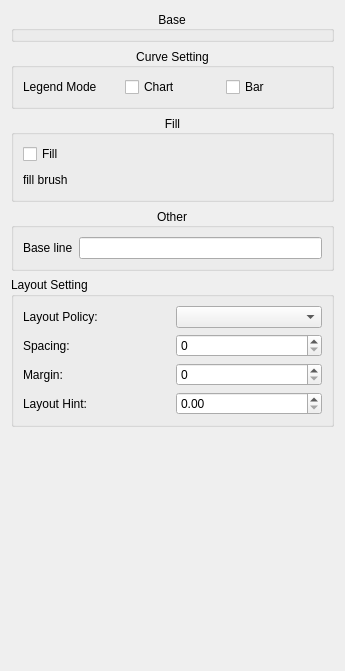
Qt form src/DAGui/ChartSetting/DAChartBarItemSettingWidget.ui (czyt1988/data-workbench) before a commit.
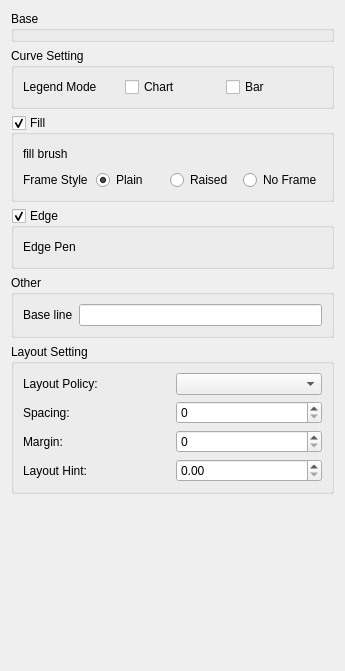
The same form after that commit. Custom widgets are drawn as their Qt base class.

What changed in the file:
```diff
--- a/src/DAGui/ChartSetting/DAChartBarItemSettingWidget.ui
+++ b/src/DAGui/ChartSetting/DAChartBarItemSettingWidget.ui
@@ -25,9 +25,6 @@
      <property name="title">
       <string>Base</string>
      </property>
-     <property name="alignment">
-      <set>Qt::AlignmentFlag::AlignCenter</set>
-     </property>
      <property name="flat">
       <bool>true</bool>
      </property>
@@ -70,9 +67,6 @@
      <property name="title">
       <string>Curve Setting</string>
      </property>
-     <property name="alignment">
-      <set>Qt::AlignmentFlag::AlignCenter</set>
-     </property>
      <property name="flat">
       <bool>true</bool>
      </property>
@@ -127,37 +121,58 @@
      <property name="title">
       <string>Fill</string>
      </property>
-     <property name="alignment">
-      <set>Qt::AlignmentFlag::AlignCenter</set>
-     </property>
      <property name="flat">
       <bool>true</bool>
      </property>
      <property name="checkable">
-      <bool>false</bool>
+      <bool>true</bool>
      </property>
      <property name="checked">
-      <bool>false</bool>
+      <bool>true</bool>
      </property>
      <layout class="QGridLayout" name="gridLayout_3">
-      <item row="1" column="0">
+      <item row="0" column="0">
        <widget class="QLabel" name="label_8">
         <property name="text">
          <string>fill brush</string>
         </property>
        </widget>
       </item>
-      <item row="0" column="0">
-       <widget class="QCheckBox" name="checkBoxEnableFill">
+      <item row="1" column="1">
+       <widget class="QRadioButton" name="radioButtonFrameStylePlain">
         <property name="text">
-         <string>Fill</string>
+         <string>Plain</string>
         </property>
+        <property name="checked">
+         <bool>true</bool>
+        </property>
        </widget>
       </item>
-      <item row="1" column="1" colspan="2">
+      <item row="1" column="2">
+       <widget class="QRadioButton" name="radioButtonFrameStyleRaised">
+        <property name="text">
+         <string>Raised</string>
+        </property>
+       </widget>
+      </item>
+      <item row="1" column="0">
+       <widget class="QLabel" name="label">
+        <property name="text">
+         <string>Frame Style</string>
+        </property>
+       </widget>
+      </item>
+      <item row="1" column="3">
+       <widget class="QRadioButton" name="radioButtonFrameStyleNoframe">
+        <property name="text">
+         <string>No Frame</string>
+        </property>
+       </widget>
+      </item>
+      <item row="0" column="1" colspan="3">
        <widget class="DA::DABrushEditWidget" name="brushEditWidget" native="true">
         <property name="enabled">
-         <bool>false</bool>
+         <bool>true</bool>
         </property>
         <property name="sizePolicy">
          <sizepolicy hsizetype="Preferred" vsizetype="Maximum">
@@ -176,6 +191,62 @@
      </layout>
     </widget>
    </item>
+   <item>
+    <widget class="QGroupBox" name="groupBoxEdge">
+     <property name="sizePolicy">
+      <sizepolicy hsizetype="Preferred" vsizetype="Maximum">
+       <horstretch>0</horstretch>
+       <verstretch>0</verstretch>
+      </sizepolicy>
+     </property>
+     <property name="minimumSize">
+      <size>
+       <width>0</width>
+       <height>0</height>
+      </size>
+     </property>
+     <property name="title">
+      <string>Edge</string>
+     </property>
+     <property name="flat">
+      <bool>true</bool>
+     </property>
+     <property name="checkable">
+      <bool>true</bool>
+     </property>
+     <property name="checked">
+      <bool>true</bool>
+     </property>
+     <layout class="QGridLayout" name="gridLayout_4">
+      <item row="0" column="1" colspan="2">
+       <widget class="DA::DAPenEditWidget" name="penEditWidget" native="true">
+        <property name="enabled">
+         <bool>true</bool>
+        </property>
+        <property name="sizePolicy">
+         <sizepolicy hsizetype="Preferred" vsizetype="Maximum">
+          <horstretch>0</horstretch>
+          <verstretch>0</verstretch>
+         </sizepolicy>
+        </property>
+        <property name="minimumSize">
+         <size>
+          <width>0</width>
+          <height>20</height>
+         </size>
+        </property>
+       </widget>
+      </item>
+      <item row="0" column="0">
+       <widget class="QLabel" name="label_9">
+        <property name="text">
+         <string>Edge Pen</string>
+        </property>
+       </widget>
+      </item>
+     </layout>
+    </widget>
+   </item>
    <item>
     <widget class="QGroupBox" name="groupBox">
      <property name="sizePolicy">
@@ -187,9 +258,6 @@
      <property name="title">
       <string>Other</string>
      </property>
-     <property name="alignment">
-      <set>Qt::AlignmentFlag::AlignCenter</set>
-     </property>
      <property name="flat">
       <bool>true</bool>
      </property>
@@ -308,6 +376,12 @@
    <header>DAChartPlotItemSettingWidget.h</header>
    <container>1</container>
   </customwidget>
+  <customwidget>
+   <class>DA::DAPenEditWidget</class>
+   <extends>QWidget</extends>
+   <header>DAPenEditWidget.h</header>
+   <container>1</container>
+  </customwidget>
  </customwidgets>
  <resources/>
  <connections>
```
Left out of the diff: 21 changed lines with no effect on the pictures.
